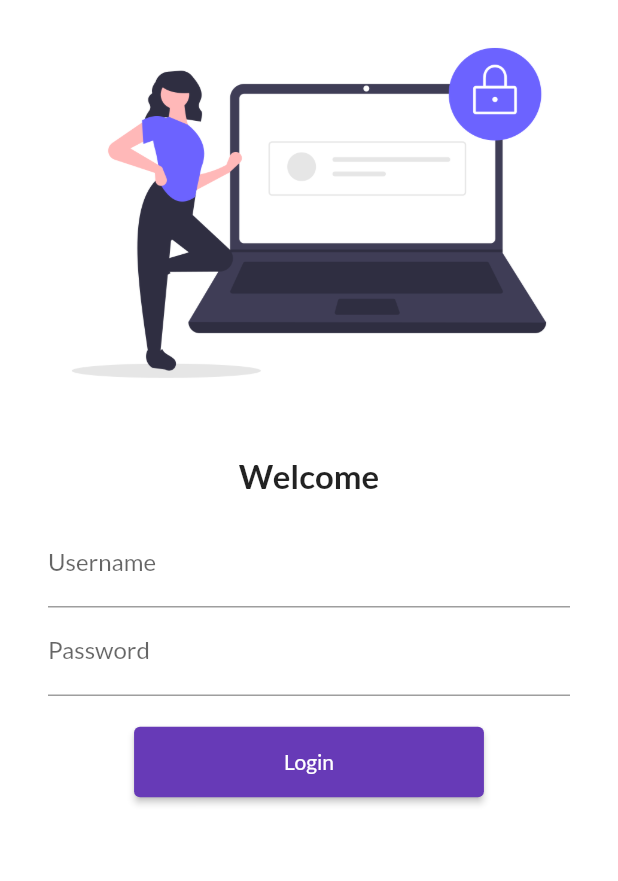
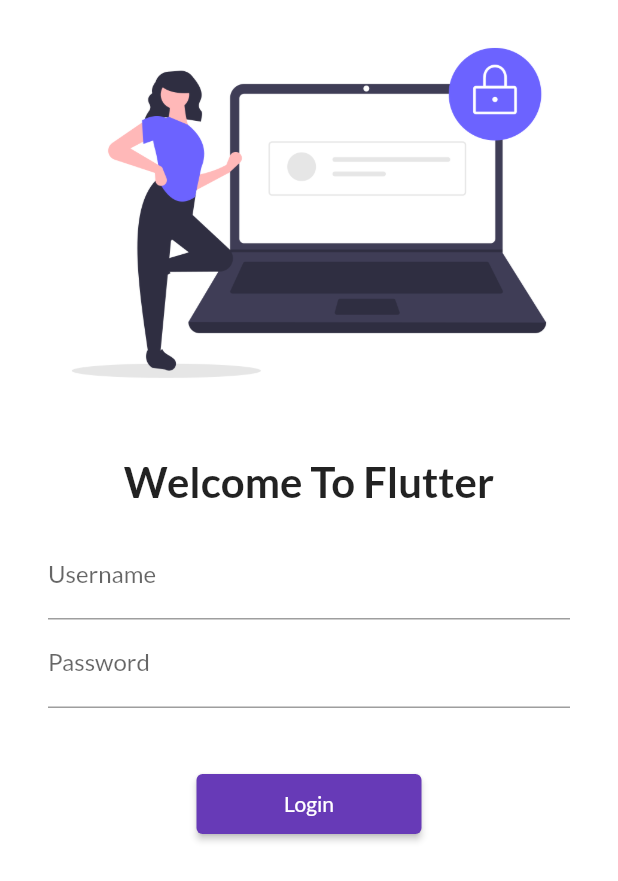
Before and after one commit to utkarshshekhar13/flutterSeries, a Flutter app: the screen it shows after launch, on a phone screen of 412 x 824 dp. Shown: the top 881 px of the screen. Run offline on Flutter 3.47's test engine with Material 2 defaults, Android fonts, the phone set to English and light mode, and no system bars; our stand-ins replace google_fonts.

Commit message:
Day 5 Completed

```diff
--- a/lib/main.dart
+++ b/lib/main.dart
@@ -1,6 +1,7 @@
 import 'package:flutter/material.dart';
 import 'package:flutter_catalog/pages/home_page.dart';
 import 'package:flutter_catalog/pages/login_page.dart';
+import 'package:flutter_catalog/utils/routes.dart';
 import 'package:google_fonts/google_fonts.dart';
 
 void main() {
@@ -25,10 +26,11 @@ class MyApp extends StatelessWidget {
         ),
       darkTheme: ThemeData(brightness: Brightness.light),
       // initialRoute: "/home",
+      debugShowCheckedModeBanner: false,
       routes: {
         "/":(context) => LoginPage(),
-        "/home":(context) => HomePage(),
-        "/login":(context) => new LoginPage() //no need to put new keyword as dart is smart enough to know it is an object
+        MyRoutes.homeRoute:(context) => HomePage(),
+        MyRoutes.loginRoute:(context) => new LoginPage() //no need to put new keyword as dart is smart enough to know it is an object
       },
     );
   }
--- a/lib/pages/login_page.dart
+++ b/lib/pages/login_page.dart
@@ -1,4 +1,5 @@
 import 'package:flutter/material.dart';
+import 'package:flutter_catalog/utils/routes.dart';
 
 class LoginPage extends StatelessWidget {
   const LoginPage({Key? key}) : super(key: key);
@@ -7,6 +8,7 @@ class LoginPage extends StatelessWidget {
   Widget build(BuildContext context) {
     return Material(
         color: Colors.white,
+        child: SingleChildScrollView(
           child: Column(
             children: [
               Image.asset("assets/images/login_image.png", fit: BoxFit.cover),
@@ -14,40 +16,45 @@ class LoginPage extends StatelessWidget {
                 height: 20.0,
               ),
               Text(
-              "Welcome",
+                "Welcome To Flutter",
                 style: TextStyle(
-                fontSize: 22,
+                  fontSize: 28,
                   fontWeight: FontWeight.bold,
                 ),
               ),
               Padding(
-              padding:
-                  const EdgeInsets.symmetric(vertical: 16.0, horizontal: 32.0),
+                padding: const EdgeInsets.symmetric(
+                    vertical: 16.0, horizontal: 32.0),
                 child: Column(
                   children: [
                     TextFormField(
                       decoration: InputDecoration(
-                        hintText: "Enter your username", labelText: "Username"),
+                          hintText: "Enter your username",
+                          labelText: "Username"),
                     ),
                     TextFormField(
                       obscureText: true,
                       decoration: InputDecoration(
-                        hintText: "Enter your password", labelText: "Password"),
+                          hintText: "Enter your password",
+                          labelText: "Password"),
                     ),
                     SizedBox(
-                    height: 20.0,
+                      height: 40.0,
                     ),
                     ElevatedButton(
                         onPressed: () {
-                        print("Hello");
+                          Navigator.pushNamed(context, MyRoutes.homeRoute);
                         },
                         child: Text("Login"),
-                      style: ElevatedButton.styleFrom(padding: EdgeInsets.symmetric(horizontal: 100, vertical: 15),)
+                        style: TextButton.styleFrom(minimumSize: Size(150, 40))
+
+                        // ElevatedButton.styleFrom(padding: EdgeInsets.symmetric(horizontal: 100, vertical: 15),)
                         )
                   ],
                 ),
               )
             ],
+          ),
         ));
   }
 }
--- /dev/null
+++ b/lib/utils/routes.dart
@@ -0,0 +1,5 @@
+class MyRoutes {
+  //we can access it without creating an object and it will take memory space only once
+  static String loginRoute = "/login";
+  static String homeRoute = "/home";
+}
```
Also changed, not shown: 3 other files. Lines whose indentation alone changed are shown as unchanged.
